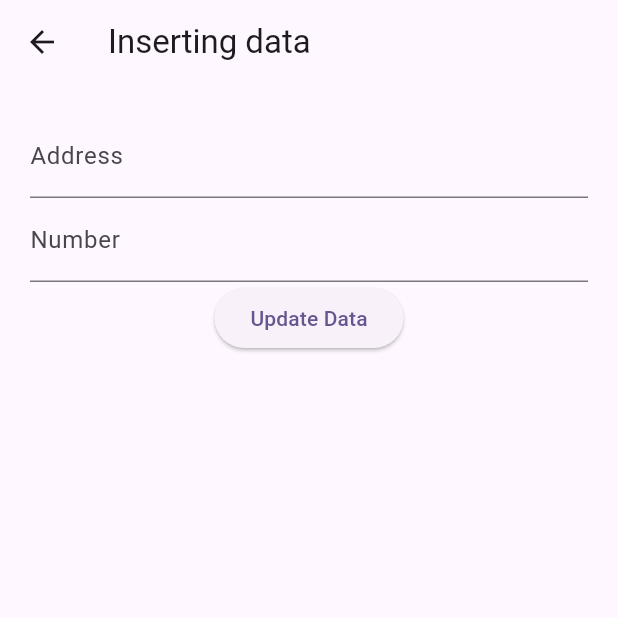
After one commit to raman04-byte/appwrite_auth, a Flutter app: the HomePage screen opened by its route, after a tap on "Insert Data", on a phone screen of 412 x 824 dp, the top half of it. The commit adds this screen. Run offline on Flutter 3.47's test engine with Material 3 defaults, Android fonts, the light colour scheme and no system bars; our stand-ins replace appwrite; network calls fail.

Commit message:
user data

```diff
--- a/lib/route.dart
+++ b/lib/route.dart
@@ -1,5 +1,6 @@
 import 'package:appwriteauth/screens/changemail.dart';
 import 'package:appwriteauth/screens/updatePassword.dart';
+import 'package:appwriteauth/screens/userData.dart';
 import 'package:appwriteauth/sessions/currentSession.dart';
 import 'package:flutter/material.dart';
 
@@ -14,6 +15,7 @@ Map<String, WidgetBuilder> get routesMethod {
     '/login': (context) => const LoginPage(),
     '/signup': (context) => const SignupPage(),
     '/changeEmail': (context) => const ChangeEmail(),
-    '/updatePassword' : (context) => const UpdatePassword(),
+    '/updatePassword': (context) => const UpdatePassword(),
+    '/insertData': (context) => const UserData(),
   };
 }
--- a/lib/screens/home.dart
+++ b/lib/screens/home.dart
@@ -20,7 +20,6 @@ class _HomePageState extends State<HomePage> {
   getCurrentUserId() async {
     try {
       final response = await account.get();
-      print(response.$id);
       setState(() {
         userId = response.$id;
       });
@@ -71,6 +70,12 @@ class _HomePageState extends State<HomePage> {
               },
               child: const Text('Delete'),
             ),
+            ElevatedButton(
+              onPressed: () {
+                Navigator.pushReplacementNamed(context, '/insertData');
+              },
+              child: const Text('Insert Data'),
+            ),
           ],
         ),
       ),
--- /dev/null
+++ b/lib/screens/userdata.dart
@@ -0,0 +1,62 @@
+import 'package:appwriteauth/auth/authenticate.dart';
+import 'package:flutter/material.dart';
+
+class UserData extends StatefulWidget {
+  const UserData({super.key});
+
+  @override
+  State<UserData> createState() => _UserDataState();
+}
+
+class _UserDataState extends State<UserData> {
+  final TextEditingController userAddress = TextEditingController();
+  final TextEditingController userNumber = TextEditingController();
+  @override
+  Widget build(BuildContext context) {
+    return Scaffold(
+      appBar: AppBar(
+        title: const Text("Inserting data"),
+      ),
+      body: Padding(
+        padding: const EdgeInsets.all(20),
+        child: Column(
+          children: [
+            TextField(
+              controller: userAddress,
+              decoration: const InputDecoration(
+                labelText: 'Address',
+              ),
+            ),
+            TextField(
+              controller: userNumber,
+              decoration: const InputDecoration(
+                labelText: 'Number',
+              ),
+            ),
+            ElevatedButton(
+              onPressed: () async {
+                await updateData(userAddress.text, userNumber.text)
+                    .then((value) {
+                  if (value) {
+                    ScaffoldMessenger.of(context).showSnackBar(
+                      const SnackBar(
+                        content: Text('Data updated successfully'),
+                      ),
+                    );
+                  } else {
+                    ScaffoldMessenger.of(context).showSnackBar(
+                      const SnackBar(
+                        content: Text('Failed to Data updated'),
+                      ),
+                    );
+                  }
+                });
+              },
+              child: const Text('Update Data'),
+            ),
+          ],
+        ),
+      ),
+    );
+  }
+}
```
Also changed, not shown: lib/auth/authenticate.dart (+39 -1 lines).
